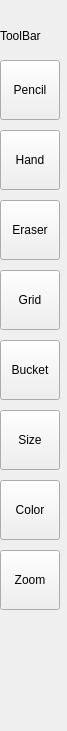
The window that toolbar.ui (BrandonWortmann/SpriteEditor) describes before a commit, drawn with Qt 5.
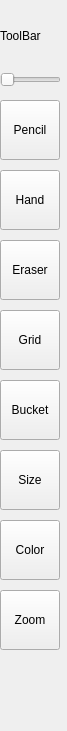
The same window after the commit.

The edit to the form file:
```diff
--- a/toolbar.ui
+++ b/toolbar.ui
@@ -17,7 +17,7 @@
    <property name="geometry">
     <rect>
      <x>0</x>
-     <y>340</y>
+     <y>380</y>
      <width>60</width>
      <height>60</height>
     </rect>
@@ -30,7 +30,7 @@
    <property name="geometry">
     <rect>
      <x>0</x>
-     <y>270</y>
+     <y>310</y>
      <width>60</width>
      <height>60</height>
     </rect>
@@ -43,7 +43,7 @@
    <property name="geometry">
     <rect>
      <x>0</x>
-     <y>200</y>
+     <y>240</y>
      <width>60</width>
      <height>60</height>
     </rect>
@@ -56,7 +56,7 @@
    <property name="geometry">
     <rect>
      <x>0</x>
-     <y>130</y>
+     <y>170</y>
      <width>60</width>
      <height>60</height>
     </rect>
@@ -69,7 +69,7 @@
    <property name="geometry">
     <rect>
      <x>0</x>
-     <y>410</y>
+     <y>450</y>
      <width>60</width>
      <height>60</height>
     </rect>
@@ -82,7 +82,7 @@
    <property name="geometry">
     <rect>
      <x>0</x>
-     <y>480</y>
+     <y>520</y>
      <width>60</width>
      <height>60</height>
     </rect>
@@ -95,7 +95,7 @@
    <property name="geometry">
     <rect>
      <x>0</x>
-     <y>60</y>
+     <y>100</y>
      <width>60</width>
      <height>60</height>
     </rect>
@@ -121,7 +121,7 @@
    <property name="geometry">
     <rect>
      <x>0</x>
-     <y>550</y>
+     <y>590</y>
      <width>60</width>
      <height>60</height>
     </rect>
@@ -130,6 +130,28 @@
     <string>Zoom</string>
    </property>
   </widget>
+  <widget class="QSlider" name="pSizeSlider">
+   <property name="geometry">
+    <rect>
+     <x>0</x>
+     <y>70</y>
+     <width>61</width>
+     <height>20</height>
+    </rect>
+   </property>
+   <property name="minimum">
+    <number>0</number>
+   </property>
+   <property name="maximum">
+    <number>3</number>
+   </property>
+   <property name="orientation">
+    <enum>Qt::Horizontal</enum>
+   </property>
+   <property name="tickInterval">
+    <number>9</number>
+   </property>
+  </widget>
  </widget>
  <resources/>
  <connections/>
```
Left out of the diff: 6 changed lines with no effect on the pictures.
